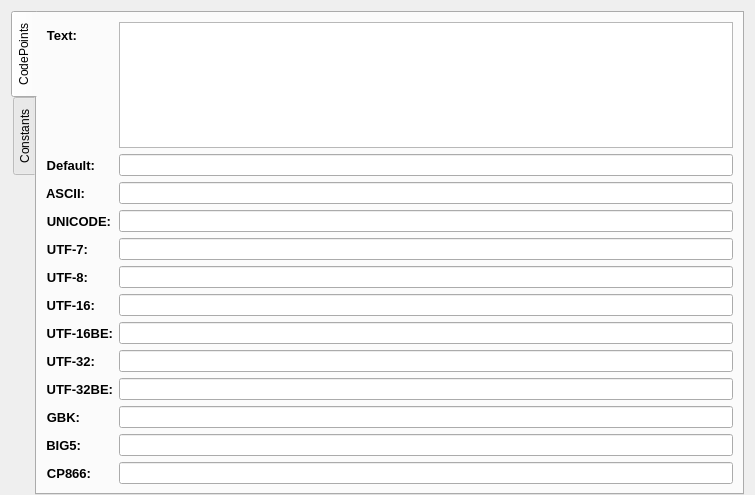
First picture: the form in src/OpenArk/ui/coderkit.ui, repository BlackINT3/OpenArk, before the edit.
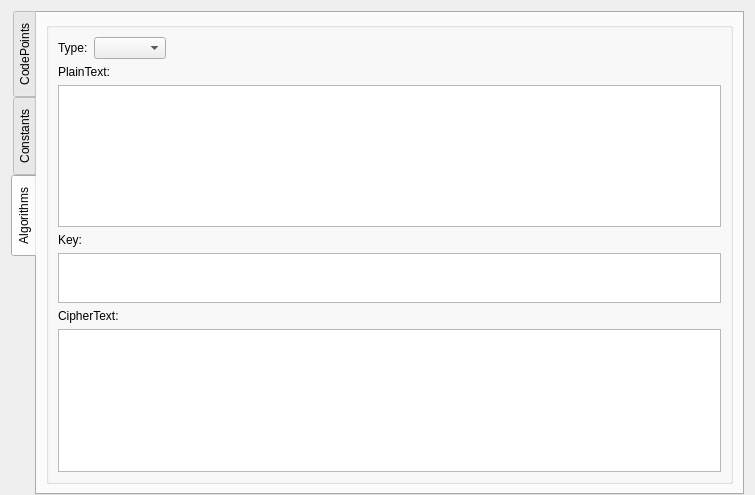
Second picture: the form after the edit.

What changed in the file:
```diff
--- a/src/OpenArk/ui/coderkit.ui
+++ b/src/OpenArk/ui/coderkit.ui
@@ -38,7 +38,7 @@
       <enum>QTabWidget::West</enum>
      </property>
      <property name="currentIndex">
-      <number>0</number>
+      <number>2</number>
      </property>
      <widget class="QWidget" name="tabCodePoints">
       <property name="sizePolicy">
@@ -455,6 +455,104 @@
        </item>
       </layout>
      </widget>
+     <widget class="QWidget" name="tabAlgorithms">
+      <attribute name="title">
+       <string>Algorithms</string>
+      </attribute>
+      <layout class="QVBoxLayout" name="verticalLayout_6">
+       <item>
+        <widget class="QGroupBox" name="groupBox_3">
+         <property name="title">
+          <string/>
+         </property>
+         <layout class="QVBoxLayout" name="verticalLayout_2">
+          <item>
+           <layout class="QHBoxLayout" name="horizontalLayout_2">
+            <item>
+             <widget class="QLabel" name="label_20">
+              <property name="text">
+               <string>Type:</string>
+              </property>
+             </widget>
+            </item>
+            <item>
+             <widget class="QComboBox" name="typeBox"/>
+            </item>
+            <item>
+             <spacer name="horizontalSpacer">
+              <property name="orientation">
+               <enum>Qt::Horizontal</enum>
+              </property>
+              <property name="sizeHint" stdset="0">
+               <size>
+                <width>40</width>
+                <height>20</height>
+               </size>
+              </property>
+             </spacer>
+            </item>
+           </layout>
+          </item>
+          <item>
+           <layout class="QVBoxLayout" name="verticalLayout_3">
+            <item>
+             <widget class="QLabel" name="label_18">
+              <property name="text">
+               <string>PlainText:</string>
+              </property>
+             </widget>
+            </item>
+            <item>
+             <widget class="QTextEdit" name="plainEdit"/>
+            </item>
+           </layout>
+          </item>
+          <item>
+           <layout class="QVBoxLayout" name="verticalLayout_5">
+            <item>
+             <widget class="QLabel" name="label_21">
+              <property name="text">
+               <string>Key:</string>
+              </property>
+             </widget>
+            </item>
+            <item>
+             <widget class="QTextEdit" name="keyEdit">
+              <property name="sizePolicy">
+               <sizepolicy hsizetype="Expanding" vsizetype="Fixed">
+                <horstretch>0</horstretch>
+                <verstretch>0</verstretch>
+               </sizepolicy>
+              </property>
+              <property name="maximumSize">
+               <size>
+                <width>16777215</width>
+                <height>50</height>
+               </size>
+              </property>
+             </widget>
+            </item>
+           </layout>
+          </item>
+          <item>
+           <layout class="QVBoxLayout" name="verticalLayout_4">
+            <item>
+             <widget class="QLabel" name="label_19">
+              <property name="text">
+               <string>CipherText:</string>
+              </property>
+             </widget>
+            </item>
+            <item>
+             <widget class="QTextEdit" name="cipherEdit"/>
+            </item>
+           </layout>
+          </item>
+         </layout>
+        </widget>
+       </item>
+      </layout>
+     </widget>
     </widget>
    </item>
   </layout>
```
